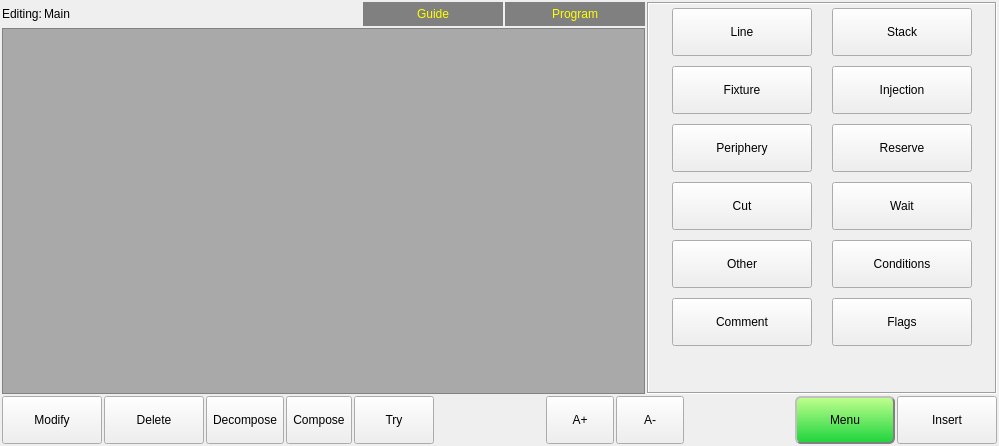
dongdong-2009/3-5AxisRobot, file hcinstruction/ichcinstructionpageframe.ui: the form before one commit.
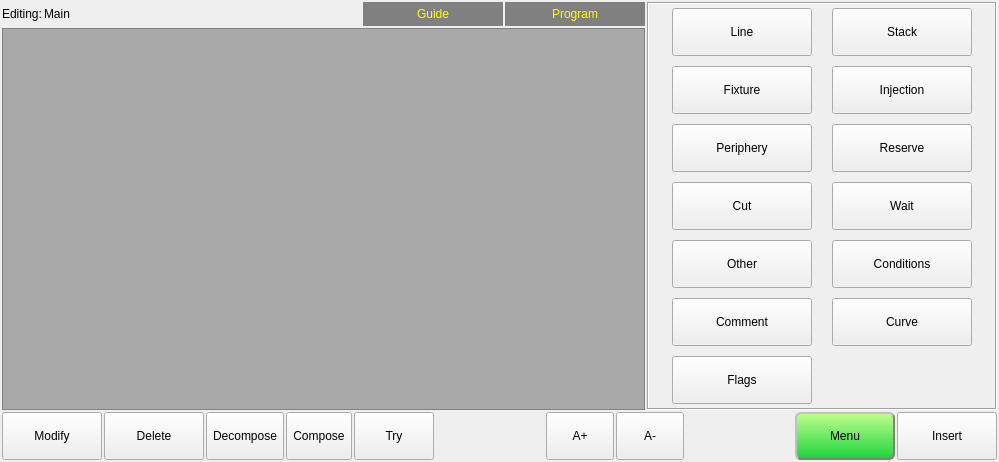
The form after the commit. Icons and pictures are not drawn. Custom widgets are drawn as their Qt base class.

What changed in the file:
```diff
--- a/hcinstruction/ichcinstructionpageframe.ui
+++ b/hcinstruction/ichcinstructionpageframe.ui
@@ -684,7 +684,7 @@
            </property>
           </widget>
          </item>
-         <item row="7" column="1">
+         <item row="8" column="0">
           <widget class="QToolButton" name="flagsButton">
            <property name="sizePolicy">
             <sizepolicy hsizetype="Preferred" vsizetype="Preferred">
@@ -722,6 +722,44 @@
            </property>
           </widget>
          </item>
+         <item row="7" column="1">
+          <widget class="QToolButton" name="curveButton">
+           <property name="sizePolicy">
+            <sizepolicy hsizetype="Preferred" vsizetype="Preferred">
+             <horstretch>0</horstretch>
+             <verstretch>0</verstretch>
+            </sizepolicy>
+           </property>
+           <property name="minimumSize">
+            <size>
+             <width>140</width>
+             <height>48</height>
+            </size>
+           </property>
+           <property name="maximumSize">
+            <size>
+             <width>140</width>
+             <height>48</height>
+            </size>
+           </property>
+           <property name="text">
+            <string>Curve</string>
+           </property>
+           <property name="icon">
+            <iconset resource="../resource.qrc">
+             <normaloff>:/resource/Linear(32).png</normaloff>:/resource/Linear(32).png</iconset>
+           </property>
+           <property name="iconSize">
+            <size>
+             <width>32</width>
+             <height>32</height>
+            </size>
+           </property>
+           <property name="toolButtonStyle">
+            <enum>Qt::ToolButtonTextBesideIcon</enum>
+           </property>
+          </widget>
+         </item>
         </layout>
        </widget>
       </widget>
```
